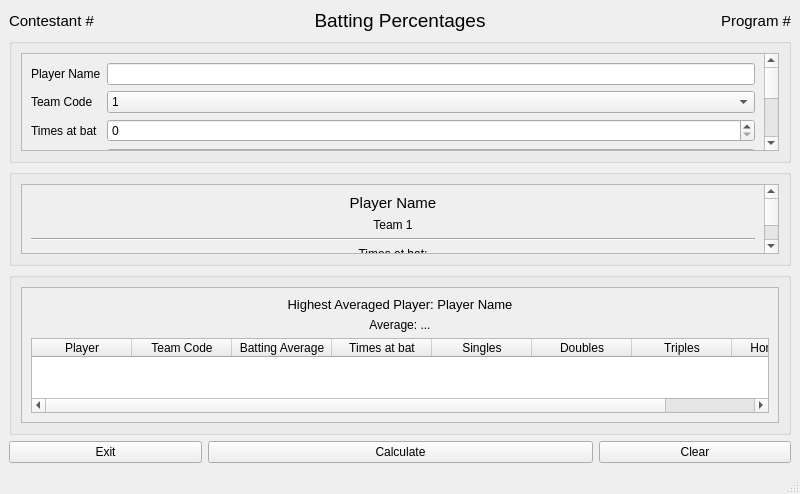
lgactna/skillsusa-practice, file 2012-state-md/pyqt5-w-designer/program_1/program_1.ui: the form before one commit.
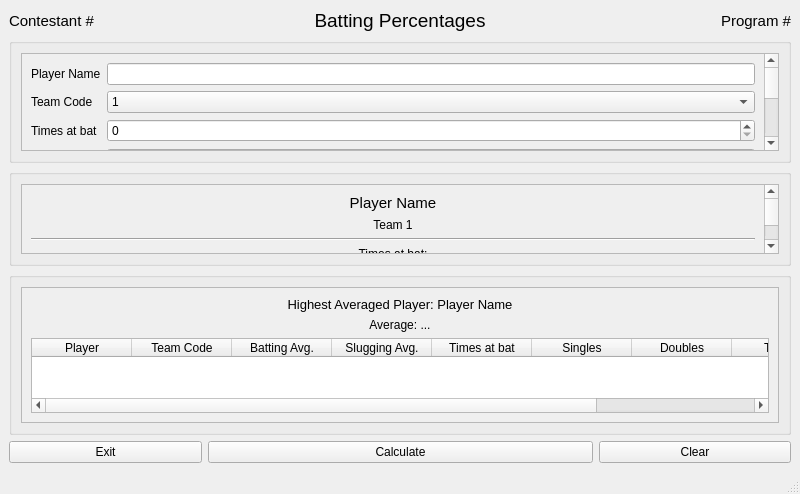
The form after the commit.

Commit message: add slugging avg to table

What changed in the file:
```diff
--- a/2012-state-md/pyqt5-w-designer/program_1/program_1.ui
+++ b/2012-state-md/pyqt5-w-designer/program_1/program_1.ui
@@ -426,7 +426,12 @@
              </column>
              <column>
               <property name="text">
-               <string>Batting Average</string>
+               <string>Batting Avg.</string>
+              </property>
+             </column>
+             <column>
+              <property name="text">
+               <string>Slugging Avg.</string>
               </property>
              </column>
              <column>
```
The commit also changes 1 other file.
